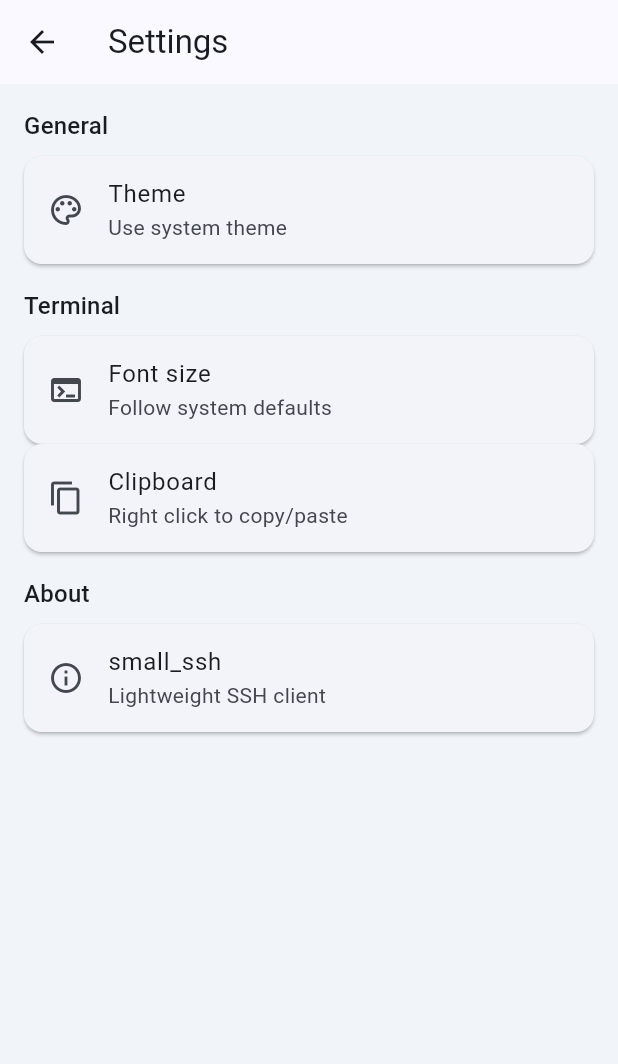
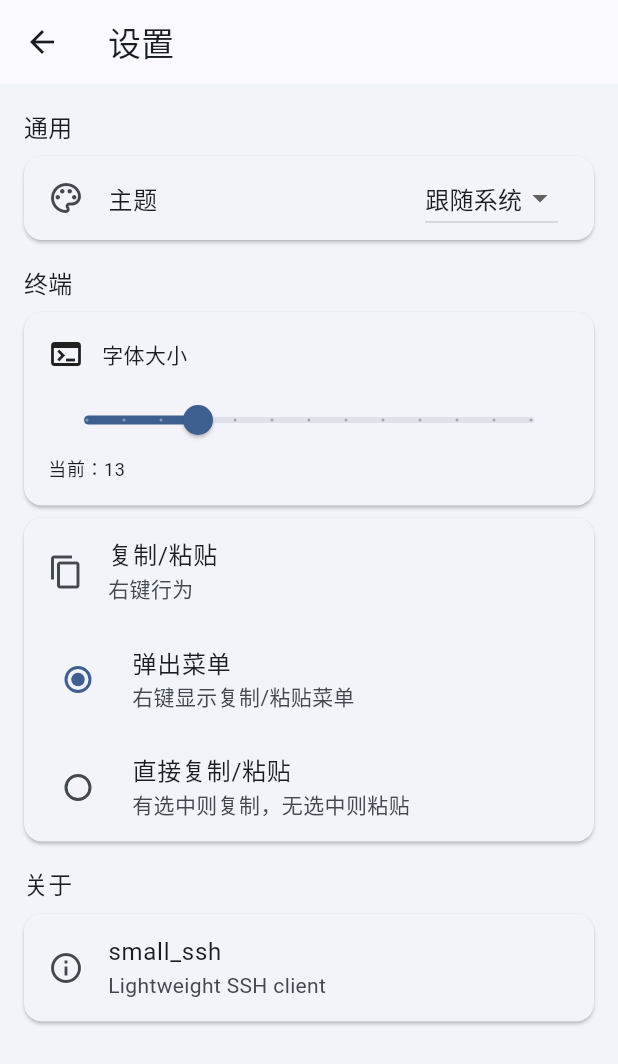
Before and after one commit to 0031400/small_ssh, a Flutter app: the screen it shows after launch, after a tap on the "settings" icon, on a phone screen of 412 x 824 dp. Shown: the top 1064 px of the screen. Run offline on Flutter 3.47's test engine with Material 3 defaults, Android fonts, the phone set to English and light mode, and no system bars; missing offline and left inert: dartssh2, xterm.

Commit message:
新增 AppSettings，集中管理主题、字体大小、右键行为。 MaterialApp 根据设置切换主题模式（系统/浅色/深色）。 终端字体大小实时影响 TerminalView。 右键行为可选：弹出菜单或直接复制/粘贴。

```diff
--- a/lib/app/app.dart
+++ b/lib/app/app.dart
@@ -1,4 +1,5 @@
 import 'package:flutter/material.dart';
+import 'package:small_ssh/app/settings.dart';
 import 'package:small_ssh/app/theme.dart';
 import 'package:small_ssh/application/services/session_orchestrator.dart';
 import 'package:small_ssh/application/usecases/connect_to_host.dart';
@@ -21,12 +22,14 @@ class _SmallSshAppState extends State<SmallSshApp> {
   late final HostProfileRepository _hostRepository;
   late final CredentialRepository _credentialRepository;
   late final SessionOrchestrator _orchestrator;
+  late final AppSettings _settings;
 
   @override
   void initState() {
     super.initState();
     _hostRepository = FileHostProfileRepository();
     _credentialRepository = InMemoryCredentialRepository();
+    _settings = AppSettings();
 
     _orchestrator = SessionOrchestrator(
       hostRepository: _hostRepository,
@@ -42,16 +45,27 @@ class _SmallSshAppState extends State<SmallSshApp> {
   @override
   void dispose() {
     _orchestrator.dispose();
+    _settings.dispose();
     super.dispose();
   }
 
   @override
   Widget build(BuildContext context) {
-    return MaterialApp(
-      title: 'small_ssh',
-      theme: buildAppTheme(),
-      home: HomePage(orchestrator: _orchestrator),
-      debugShowCheckedModeBanner: false,
+    return AnimatedBuilder(
+      animation: _settings,
+      builder: (context, _) {
+        return MaterialApp(
+          title: 'small_ssh',
+          theme: buildAppTheme(),
+          darkTheme: buildAppDarkTheme(),
+          themeMode: _settings.themeMode,
+          home: HomePage(
+            orchestrator: _orchestrator,
+            settings: _settings,
+          ),
+          debugShowCheckedModeBanner: false,
+        );
+      },
     );
   }
 }
--- /dev/null
+++ b/lib/app/settings.dart
@@ -0,0 +1,41 @@
+import 'package:flutter/material.dart';
+
+enum ClipboardBehavior {
+  contextMenu,
+  direct,
+}
+
+class AppSettings extends ChangeNotifier {
+  ThemeMode _themeMode = ThemeMode.system;
+  double _terminalFontSize = 13;
+  ClipboardBehavior _clipboardBehavior = ClipboardBehavior.contextMenu;
+
+  ThemeMode get themeMode => _themeMode;
+  double get terminalFontSize => _terminalFontSize;
+  ClipboardBehavior get clipboardBehavior => _clipboardBehavior;
+
+  void setThemeMode(ThemeMode mode) {
+    if (_themeMode == mode) {
+      return;
+    }
+    _themeMode = mode;
+    notifyListeners();
+  }
+
+  void setTerminalFontSize(double value) {
+    final clamped = value.clamp(10, 22).toDouble();
+    if (_terminalFontSize == clamped) {
+      return;
+    }
+    _terminalFontSize = clamped;
+    notifyListeners();
+  }
+
+  void setClipboardBehavior(ClipboardBehavior behavior) {
+    if (_clipboardBehavior == behavior) {
+      return;
+    }
+    _clipboardBehavior = behavior;
+    notifyListeners();
+  }
+}
--- a/lib/app/theme.dart
+++ b/lib/app/theme.dart
@@ -11,3 +11,18 @@ ThemeData buildAppTheme() {
     cardTheme: const CardThemeData(margin: EdgeInsets.zero),
   );
 }
+
+ThemeData buildAppDarkTheme() {
+  final scheme = ColorScheme.fromSeed(
+    seedColor: const Color(0xFF1D3557),
+    brightness: Brightness.dark,
+  );
+
+  return ThemeData(
+    colorScheme: scheme,
+    scaffoldBackgroundColor: const Color(0xFF0F172A),
+    useMaterial3: true,
+    appBarTheme: const AppBarTheme(centerTitle: false),
+    cardTheme: const CardThemeData(margin: EdgeInsets.zero),
+  );
+}
--- a/lib/presentation/pages/home_page.dart
+++ b/lib/presentation/pages/home_page.dart
@@ -1,4 +1,5 @@
 import 'package:flutter/material.dart';
+import 'package:small_ssh/app/settings.dart';
 import 'package:small_ssh/application/services/session_orchestrator.dart';
 import 'package:small_ssh/domain/models/connection_state_status.dart';
 import 'package:small_ssh/domain/models/host_profile.dart';
@@ -8,9 +9,14 @@ import 'package:small_ssh/presentation/widgets/terminal_panel.dart';
 import 'package:small_ssh/presentation/pages/settings_page.dart';
 
 class HomePage extends StatefulWidget {
-  const HomePage({super.key, required this.orchestrator});
+  const HomePage({
+    super.key,
+    required this.orchestrator,
+    required this.settings,
+  });
 
   final SessionOrchestrator orchestrator;
+  final AppSettings settings;
 
   @override
   State<HomePage> createState() => _HomePageState();
@@ -119,7 +125,7 @@ class _HomePageState extends State<HomePage> {
   void _openSettings() {
     Navigator.of(context).push(
       MaterialPageRoute(
-        builder: (context) => const SettingsPage(),
+        builder: (context) => SettingsPage(settings: widget.settings),
       ),
     );
   }
@@ -127,7 +133,7 @@ class _HomePageState extends State<HomePage> {
   @override
   Widget build(BuildContext context) {
     return AnimatedBuilder(
-      animation: widget.orchestrator,
+      animation: Listenable.merge([widget.orchestrator, widget.settings]),
       builder: (context, _) {
         return Scaffold(
           appBar: AppBar(
@@ -162,6 +168,7 @@ class _HomePageState extends State<HomePage> {
                   onDeleteSession: widget.orchestrator.removeSession,
                   onSendInput: widget.orchestrator.sendInput,
                   onResizeTerminal: widget.orchestrator.resizeTerminal,
+                  settings: widget.settings,
                 ),
               ),
             ],
--- a/lib/presentation/pages/settings_page.dart
+++ b/lib/presentation/pages/settings_page.dart
@@ -1,46 +1,123 @@
 import 'package:flutter/material.dart';
+import 'package:small_ssh/app/settings.dart';
 
 class SettingsPage extends StatelessWidget {
-  const SettingsPage({super.key});
+  const SettingsPage({super.key, required this.settings});
+
+  final AppSettings settings;
 
   @override
   Widget build(BuildContext context) {
     final textTheme = Theme.of(context).textTheme;
+    return AnimatedBuilder(
+      animation: settings,
+      builder: (context, _) {
         return Scaffold(
           appBar: AppBar(
-        title: const Text('Settings'),
+            title: const Text('设置'),
           ),
           body: ListView(
             padding: const EdgeInsets.all(16),
             children: [
-          Text('General', style: textTheme.titleMedium),
+              Text('通用', style: textTheme.titleMedium),
               const SizedBox(height: 8),
-          const Card(
+              Card(
                 child: ListTile(
-              leading: Icon(Icons.palette_outlined),
-              title: Text('Theme'),
-              subtitle: Text('Use system theme'),
+                  leading: const Icon(Icons.palette_outlined),
+                  title: const Text('主题'),
+                  trailing: DropdownButton<ThemeMode>(
+                    value: settings.themeMode,
+                    onChanged: (value) {
+                      if (value != null) {
+                        settings.setThemeMode(value);
+                      }
+                    },
+                    items: const [
+                      DropdownMenuItem(
+                        value: ThemeMode.system,
+                        child: Text('跟随系统'),
+                      ),
+                      DropdownMenuItem(
+                        value: ThemeMode.light,
+                        child: Text('浅色'),
+                      ),
+                      DropdownMenuItem(
+                        value: ThemeMode.dark,
+                        child: Text('深色'),
+                      ),
+                    ],
+                  ),
                 ),
               ),
               const SizedBox(height: 16),
-          Text('Terminal', style: textTheme.titleMedium),
+              Text('终端', style: textTheme.titleMedium),
               const SizedBox(height: 8),
-          const Card(
-            child: ListTile(
-              leading: Icon(Icons.terminal_outlined),
-              title: Text('Font size'),
-              subtitle: Text('Follow system defaults'),
+              Card(
+                child: Padding(
+                  padding: const EdgeInsets.all(16),
+                  child: Column(
+                    crossAxisAlignment: CrossAxisAlignment.start,
+                    children: [
+                      const Row(
+                        children: [
+                          Icon(Icons.terminal_outlined),
+                          SizedBox(width: 12),
+                          Text('字体大小'),
+                        ],
+                      ),
+                      const SizedBox(height: 8),
+                      Slider(
+                        value: settings.terminalFontSize,
+                        min: 10,
+                        max: 22,
+                        divisions: 12,
+                        label: settings.terminalFontSize.toStringAsFixed(0),
+                        onChanged: settings.setTerminalFontSize,
+                      ),
+                      Text(
+                        '当前：${settings.terminalFontSize.toStringAsFixed(0)}',
+                        style: textTheme.bodySmall,
+                      ),
+                    ],
                   ),
                 ),
-          const Card(
-            child: ListTile(
+              ),
+              const SizedBox(height: 8),
+              Card(
+                child: Column(
+                  children: [
+                    const ListTile(
                       leading: Icon(Icons.content_copy_outlined),
-              title: Text('Clipboard'),
-              subtitle: Text('Right click to copy/paste'),
+                      title: Text('复制/粘贴'),
+                      subtitle: Text('右键行为'),
+                    ),
+                    RadioListTile<ClipboardBehavior>(
+                      value: ClipboardBehavior.contextMenu,
+                      groupValue: settings.clipboardBehavior,
+                      onChanged: (value) {
+                        if (value != null) {
+                          settings.setClipboardBehavior(value);
+                        }
+                      },
+                      title: const Text('弹出菜单'),
+                      subtitle: const Text('右键显示复制/粘贴菜单'),
+                    ),
+                    RadioListTile<ClipboardBehavior>(
+                      value: ClipboardBehavior.direct,
+                      groupValue: settings.clipboardBehavior,
+                      onChanged: (value) {
+                        if (value != null) {
+                          settings.setClipboardBehavior(value);
+                        }
+                      },
+                      title: const Text('直接复制/粘贴'),
+                      subtitle: const Text('有选中则复制，无选中则粘贴'),
+                    ),
+                  ],
                 ),
               ),
               const SizedBox(height: 16),
-          Text('About', style: textTheme.titleMedium),
+              Text('关于', style: textTheme.titleMedium),
               const SizedBox(height: 8),
               const Card(
                 child: ListTile(
@@ -52,5 +129,7 @@ class SettingsPage extends StatelessWidget {
             ],
           ),
         );
+      },
+    );
   }
 }
--- a/lib/presentation/widgets/terminal_panel.dart
+++ b/lib/presentation/widgets/terminal_panel.dart
@@ -1,5 +1,6 @@
 import 'package:flutter/material.dart';
 import 'package:flutter/services.dart';
+import 'package:small_ssh/app/settings.dart';
 import 'package:small_ssh/application/services/session_orchestrator.dart';
 import 'package:small_ssh/presentation/pages/home_page.dart';
 import 'package:xterm/xterm.dart';
@@ -13,6 +14,7 @@ class TerminalPanel extends StatefulWidget {
     required this.onDeleteSession,
     required this.onSendInput,
     required this.onResizeTerminal,
+    required this.settings,
   });
 
   final List<SessionView> sessions;
@@ -28,6 +30,7 @@ class TerminalPanel extends StatefulWidget {
   })
   onResizeTerminal;
   final void Function(String sessionId) onSelectSession;
+  final AppSettings settings;
 
   @override
   State<TerminalPanel> createState() => _TerminalPanelState();
@@ -107,6 +110,9 @@ class _TerminalPanelState extends State<TerminalPanel> {
                   terminal,
                   hardwareKeyboardOnly: true,
                   controller: controller,
+                  textStyle: TerminalStyle(
+                    fontSize: widget.settings.terminalFontSize,
+                  ),
                   theme: const TerminalTheme(
                     cursor: Color(0xFFE2E8F0),
                     selection: Color(0x335B9CFF),
@@ -135,7 +141,11 @@ class _TerminalPanelState extends State<TerminalPanel> {
                   padding: const EdgeInsets.all(12),
                   autofocus: true,
                   onSecondaryTapUp: (details, _) {
-                    _showTerminalContextMenu(details, terminal, controller);
+                    _handleTerminalSecondaryTap(
+                      details,
+                      terminal,
+                      controller,
+                    );
                   },
                 ),
               ),
@@ -230,7 +240,7 @@ class _TerminalPanelState extends State<TerminalPanel> {
     widget.onResizeTerminal(sessionId, width, height);
   }
 
-  Future<void> _showTerminalContextMenu(
+  Future<void> _handleTerminalSecondaryTap(
     TapUpDetails details,
     Terminal terminal,
     TerminalController controller,
@@ -239,6 +249,20 @@ class _TerminalPanelState extends State<TerminalPanel> {
     final selectedText =
         selection == null ? null : terminal.buffer.getText(selection);
     final hasSelection = selectedText != null && selectedText.isNotEmpty;
+
+    if (widget.settings.clipboardBehavior == ClipboardBehavior.direct) {
+      if (hasSelection) {
+        await Clipboard.setData(ClipboardData(text: selectedText));
+      } else {
+        final data = await Clipboard.getData(Clipboard.kTextPlain);
+        final text = data?.text;
+        if (text != null && text.isNotEmpty) {
+          terminal.paste(text);
+          controller.clearSelection();
+        }
+      }
+      return;
+    }
 
     final overlay =
         Overlay.of(context).context.findRenderObject() as RenderBox;
```
Lines whose indentation alone changed are shown as unchanged.
